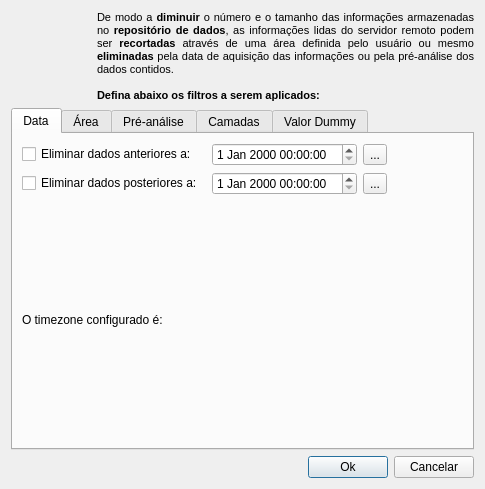
Above: src/terrama2/gui/config/ui/FilterDialogForm.ui from TerraMA2/terrama2 before the change. Below: the same form after it.
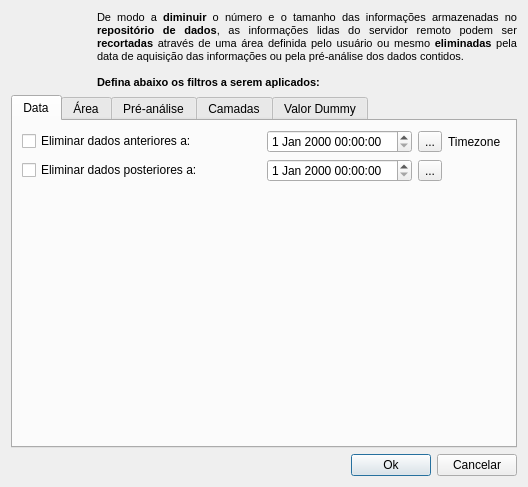
That is the form after the change. The open tabs and pages were chosen to show the change. Icons and pictures are not drawn.

Commit message: code review: filter dialog and gui improvements

Diff of the .ui file:
```diff
--- a/src/terrama2/gui/config/ui/FilterDialogForm.ui
+++ b/src/terrama2/gui/config/ui/FilterDialogForm.ui
@@ -6,8 +6,8 @@
    <rect>
     <x>0</x>
     <y>0</y>
-    <width>485</width>
-    <height>489</height>
+    <width>528</width>
+    <height>487</height>
    </rect>
   </property>
   <property name="windowTitle">
@@ -63,9 +63,6 @@
        <string>Data</string>
       </attribute>
       <layout class="QGridLayout" name="gridLayout">
-       <item row="1" column="1">
-        <widget class="QDateTimeEdit" name="datetimeAfter"/>
-       </item>
        <item row="0" column="0">
         <widget class="QCheckBox" name="dateBeforeFilterCbx">
          <property name="text">
@@ -73,14 +70,48 @@
          </property>
         </widget>
        </item>
-       <item row="2" column="0">
+       <item row="0" column="2">
+        <widget class="QDateTimeEdit" name="datetimeBefore"/>
+       </item>
+       <item row="0" column="3">
+        <widget class="QToolButton" name="beforeTodayBtn">
+         <property name="toolTip">
+          <string>Hoje</string>
+         </property>
+         <property name="text">
+          <string>...</string>
+         </property>
+         <property name="icon">
+          <iconset theme="today">
+           <normaloff/>
+          </iconset>
+         </property>
+         <property name="iconSize">
+          <size>
+           <width>24</width>
+           <height>24</height>
+          </size>
+         </property>
+        </widget>
+       </item>
+       <item row="0" column="4">
         <widget class="QLabel" name="labelDateNote">
          <property name="text">
-          <string>O timezone configurado é: </string>
+          <string>Timezone</string>
+         </property>
+        </widget>
+       </item>
+       <item row="1" column="0" colspan="2">
+        <widget class="QCheckBox" name="dateAfterFilterCbx">
+         <property name="text">
+          <string>Eliminar dados posteriores a: </string>
          </property>
         </widget>
        </item>
        <item row="1" column="2">
+        <widget class="QDateTimeEdit" name="datetimeAfter"/>
+       </item>
+       <item row="1" column="3">
         <widget class="QToolButton" name="afterTodayBtn">
          <property name="toolTip">
           <string>Hoje</string>
@@ -101,50 +132,19 @@
          </property>
         </widget>
        </item>
-       <item row="0" column="1">
-        <widget class="QDateTimeEdit" name="datetimeBefore"/>
-       </item>
-       <item row="0" column="3">
-        <spacer>
+       <item row="2" column="1">
+        <spacer name="verticalSpacer">
          <property name="orientation">
-          <enum>Qt::Horizontal</enum>
+          <enum>Qt::Vertical</enum>
          </property>
          <property name="sizeHint" stdset="0">
           <size>
-           <width>131</width>
-           <height>20</height>
+           <width>20</width>
+           <height>198</height>
           </size>
          </property>
         </spacer>
        </item>
-       <item row="0" column="2">
-        <widget class="QToolButton" name="beforeTodayBtn">
-         <property name="toolTip">
-          <string>Hoje</string>
-         </property>
-         <property name="text">
-          <string>...</string>
-         </property>
-         <property name="icon">
-          <iconset theme="today">
-           <normaloff/>
-          </iconset>
-         </property>
-         <property name="iconSize">
-          <size>
-           <width>24</width>
-           <height>24</height>
-          </size>
-         </property>
-        </widget>
-       </item>
-       <item row="1" column="0">
-        <widget class="QCheckBox" name="dateAfterFilterCbx">
-         <property name="text">
-          <string>Eliminar dados posteriores a: </string>
-         </property>
-        </widget>
-       </item>
       </layout>
      </widget>
      <widget class="QWidget" name="areaTab">
```
The commit also changes 7 other files.
